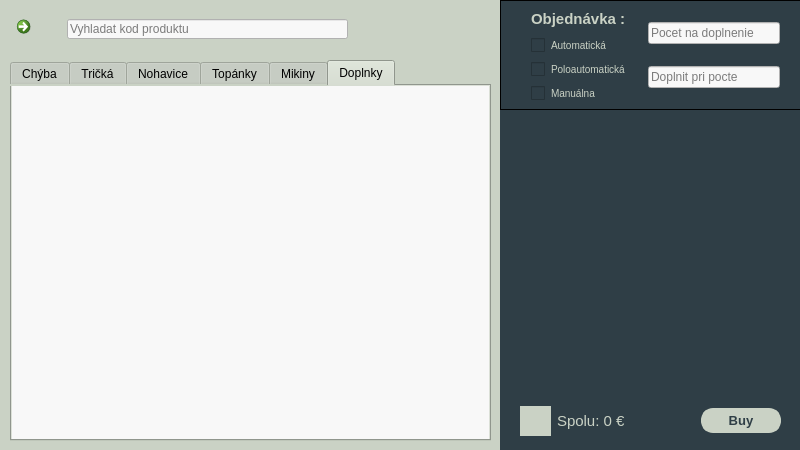
The window that source/code/main.ui (tomas-magat/camels-eshop-infosystem) describes before a commit, drawn with Qt 5.
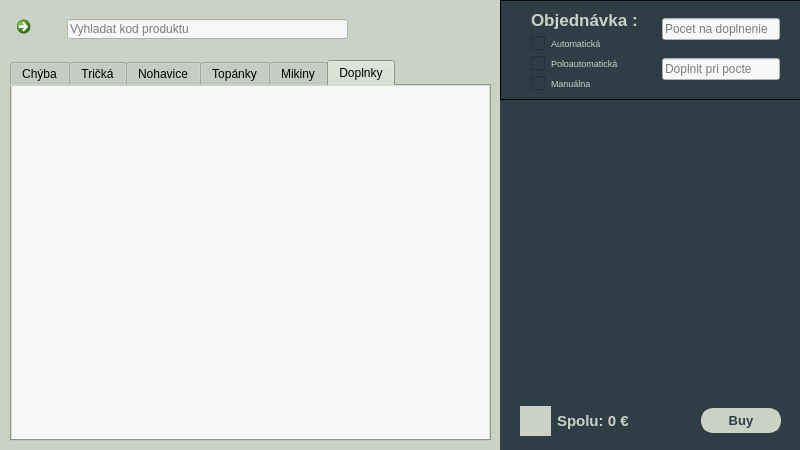
The same window after the commit. The open tabs and pages were chosen to show the change. Icons and pictures are not drawn.

Patch:
```diff
--- a/source/code/main.ui
+++ b/source/code/main.ui
@@ -2468,13 +2468,21 @@
           </property>
           <item>
            <layout class="QVBoxLayout" name="verticalLayout_29">
+            <property name="spacing">
+             <number>6</number>
+            </property>
             <item alignment="Qt::AlignHCenter|Qt::AlignVCenter">
              <widget class="QLabel" name="objednavka_text">
+              <property name="font">
+               <font>
+                <family>MS Shell Dlg 2</family>
+                <pointsize>13</pointsize>
+                <weight>75</weight>
+                <bold>true</bold>
+               </font>
+              </property>
               <property name="styleSheet">
                <string notr="true">color: #cad2c5;
-font-family: &quot;Myanmar Text&quot;;
-font-size: 15px;
-font-weight: bold;
 padding-left: 10px</string>
               </property>
               <property name="text">
@@ -2492,12 +2500,11 @@
              <widget class="QCheckBox" name="checkBox_2">
               <property name="font">
                <font>
-                <pointsize>-1</pointsize>
+                <pointsize>7</pointsize>
                </font>
               </property>
               <property name="styleSheet">
                <string notr="true">color: #cad2c5;
-font-size: 10px;
 padding-left: 10px</string>
               </property>
               <property name="text">
@@ -2509,12 +2516,11 @@
              <widget class="QCheckBox" name="checkBox_3">
               <property name="font">
                <font>
-                <pointsize>-1</pointsize>
+                <pointsize>7</pointsize>
                </font>
               </property>
               <property name="styleSheet">
                <string notr="true">color: #cad2c5;
-font-size: 10px;
 padding-left: 10px</string>
               </property>
               <property name="text">
@@ -2526,12 +2532,11 @@
              <widget class="QCheckBox" name="checkBox">
               <property name="font">
                <font>
-                <pointsize>-1</pointsize>
+                <pointsize>7</pointsize>
                </font>
               </property>
               <property name="styleSheet">
                <string notr="true">color: #cad2c5;
-font-size: 10px;
 padding-left: 10px</string>
               </property>
               <property name="text">
@@ -2600,7 +2605,7 @@
             <x>0</x>
             <y>0</y>
             <width>301</width>
-            <height>341</height>
+            <height>351</height>
            </rect>
           </property>
           <layout class="QVBoxLayout" name="verticalLayout_21">
@@ -2623,8 +2628,8 @@
                <rect>
                 <x>0</x>
                 <y>0</y>
-                <width>100</width>
-                <height>30</height>
+                <width>299</width>
+                <height>289</height>
                </rect>
               </property>
               <layout class="QVBoxLayout" name="verticalLayout_34"/>
@@ -2678,19 +2683,17 @@
                <widget class="QLabel" name="totalPrice_2">
                 <property name="font">
                  <font>
-                  <pointsize>-1</pointsize>
+                  <pointsize>11</pointsize>
+                  <weight>75</weight>
+                  <bold>true</bold>
                  </font>
                 </property>
                 <property name="styleSheet">
-                 <string notr="true">color: #cad2c5;
-font-size: 15px;</string>
+                 <string notr="true">color: #cad2c5;</string>
                 </property>
                 <property name="text">
                  <string>Spolu: 0 €</string>
                 </property>
-                <property name="alignment">
-                 <set>Qt::AlignLeading|Qt::AlignLeft|Qt::AlignVCenter</set>
-                </property>
                </widget>
               </item>
               <item>
```
Left out of the diff: 107 changed lines with no effect on the pictures.
